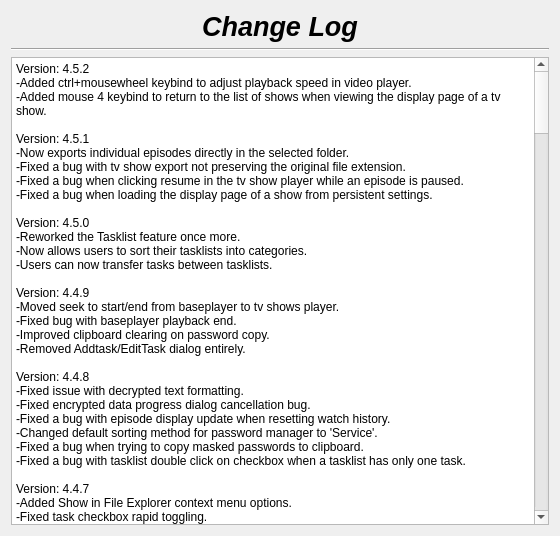
This is changelog.ui in therealMaPMaKeR/MMDiary as Qt 5 draws it before an edit. The edited form follows.
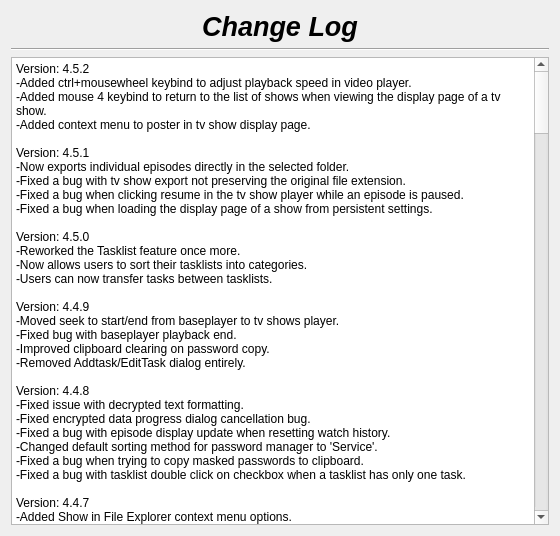
This is the edited form.

Commit message: added context menu to poster in tvshow display page

The edit to the form file:
```diff
--- a/changelog.ui
+++ b/changelog.ui
@@ -55,7 +55,8 @@
 li.unchecked::marker { content: &quot;\2610&quot;; }
 li.checked::marker { content: &quot;\2612&quot;; }
 &lt;/style&gt;&lt;/head&gt;&lt;body style=&quot; font-family:'Segoe UI'; font-size:9pt; font-weight:400; font-style:normal;&quot;&gt;
-&lt;p style=&quot; margin-top:0px; margin-bottom:0px; margin-left:0px; margin-right:0px; -qt-block-indent:0; text-indent:0px;&quot;&gt;Version: 4.5.2&lt;br /&gt;-Added ctrl+mousewheel keybind to adjust playback speed in video player.&lt;br /&gt;-Added mouse 4 keybind to return to the list of shows when viewing the display page of a tv show.&lt;br /&gt;&lt;br /&gt;Version: 4.5.1&lt;br /&gt;-Now exports individual episodes directly in the selected folder.&lt;br /&gt;-Fixed a bug with tv show export not preserving the original file extension.&lt;/p&gt;
+&lt;p style=&quot; margin-top:0px; margin-bottom:0px; margin-left:0px; margin-right:0px; -qt-block-indent:0; text-indent:0px;&quot;&gt;Version: 4.5.2&lt;br /&gt;-Added ctrl+mousewheel keybind to adjust playback speed in video player.&lt;br /&gt;-Added mouse 4 keybind to return to the list of shows when viewing the display page of a tv show.&lt;/p&gt;
+&lt;p style=&quot; margin-top:0px; margin-bottom:0px; margin-left:0px; margin-right:0px; -qt-block-indent:0; text-indent:0px;&quot;&gt;-Added context menu to poster in tv show display page.&lt;br /&gt;&lt;br /&gt;Version: 4.5.1&lt;br /&gt;-Now exports individual episodes directly in the selected folder.&lt;br /&gt;-Fixed a bug with tv show export not preserving the original file extension.&lt;/p&gt;
 &lt;p style=&quot; margin-top:0px; margin-bottom:0px; margin-left:0px; margin-right:0px; -qt-block-indent:0; text-indent:0px;&quot;&gt;-Fixed a bug when clicking resume in the tv show player while an episode is paused.&lt;br /&gt;-Fixed a bug when loading the display page of a show from persistent settings.&lt;br /&gt;&lt;br /&gt;Version: 4.5.0&lt;br /&gt;-Reworked the Tasklist feature once more.&lt;br /&gt;-Now allows users to sort their tasklists into categories.&lt;/p&gt;
 &lt;p style=&quot; margin-top:0px; margin-bottom:0px; margin-left:0px; margin-right:0px; -qt-block-indent:0; text-indent:0px;&quot;&gt;-Users can now transfer tasks between tasklists.&lt;br /&gt;&lt;br /&gt;Version: 4.4.9&lt;br /&gt;-Moved seek to start/end from baseplayer to tv shows player.&lt;/p&gt;
 &lt;p style=&quot; margin-top:0px; margin-bottom:0px; margin-left:0px; margin-right:0px; -qt-block-indent:0; text-indent:0px;&quot;&gt;-Fixed bug with baseplayer playback end.&lt;br /&gt;-Improved clipboard clearing on password copy.&lt;br /&gt;-Removed Addtask/EditTask dialog entirely.&lt;br /&gt;&lt;br /&gt;Version: 4.4.8&lt;br /&gt;-Fixed issue with decrypted text formatting.&lt;/p&gt;
```
The commit also changes 2 other files.
